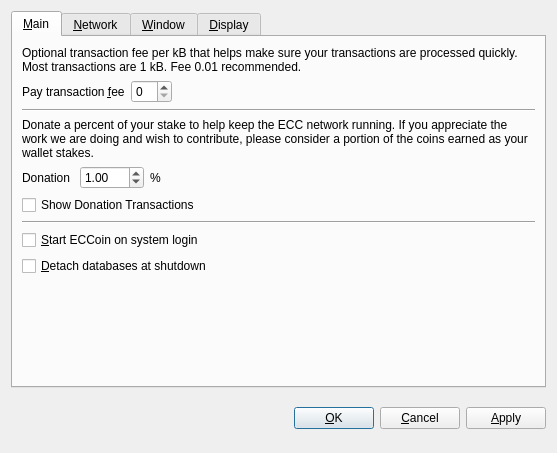
Old version of the form src/qt/forms/optionsdialog.ui in the repository project-ecc/eccoin.
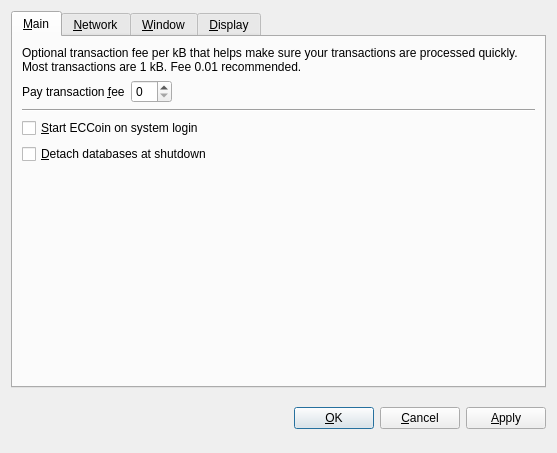
New version of the form. Custom widgets are drawn as their Qt base class.

Diff of the .ui file:
```diff
--- a/src/qt/forms/optionsdialog.ui
+++ b/src/qt/forms/optionsdialog.ui
@@ -30,84 +30,6 @@
        <string>&amp;Main</string>
       </attribute>
       <layout class="QGridLayout" name="gridLayout">
-       <item row="4" column="0">
-        <layout class="QHBoxLayout" name="horizontalLayout">
-         <item>
-          <widget class="QLabel" name="donateLabel">
-           <property name="text">
-            <string>Donation </string>
-           </property>
-          </widget>
-         </item>
-         <item>
-          <widget class="QDoubleSpinBox" name="donation">
-           <property name="maximum">
-            <double>100.000000000000000</double>
-           </property>
-           <property name="singleStep">
-            <double>0.100000000000000</double>
-           </property>
-           <property name="value">
-            <double>1.000000000000000</double>
-           </property>
-          </widget>
-         </item>
-         <item>
-          <widget class="QLabel" name="donatePctLabel">
-           <property name="text">
-            <string>%</string>
-           </property>
-          </widget>
-         </item>
-         <item>
-          <spacer name="horizontalSpacer">
-           <property name="orientation">
-            <enum>Qt::Horizontal</enum>
-           </property>
-           <property name="sizeHint" stdset="0">
-            <size>
-             <width>40</width>
-             <height>20</height>
-            </size>
-           </property>
-          </spacer>
-         </item>
-        </layout>
-       </item>
-       <item row="2" column="0" colspan="2">
-        <widget class="Line" name="line_2">
-         <property name="orientation">
-          <enum>Qt::Horizontal</enum>
-         </property>
-        </widget>
-       </item>
-       <item row="6" column="0" colspan="2">
-        <widget class="Line" name="line_3">
-         <property name="orientation">
-          <enum>Qt::Horizontal</enum>
-         </property>
-        </widget>
-       </item>
-       <item row="8" column="0">
-        <widget class="QCheckBox" name="detachDatabases">
-         <property name="toolTip">
-          <string>Detach block and address databases at shutdown. This means they can be moved to another data directory, but it slows down shutdown. The wallet is always detached.</string>
-         </property>
-         <property name="text">
-          <string>&amp;Detach databases at shutdown</string>
-         </property>
-        </widget>
-       </item>
-       <item row="7" column="0">
-        <widget class="QCheckBox" name="bitcoinAtStartup">
-         <property name="toolTip">
-          <string>Automatically start ECCoin after logging in to the system.</string>
-         </property>
-         <property name="text">
-          <string>&amp;Start ECCoin on system login</string>
-         </property>
-        </widget>
-       </item>
        <item row="1" column="0">
         <layout class="QHBoxLayout" name="horizontalLayout_Main">
          <item>
@@ -141,13 +63,6 @@
          </item>
         </layout>
        </item>
-       <item row="5" column="0">
-        <widget class="QCheckBox" name="showDonationTransactions">
-         <property name="text">
-          <string>Show Donation Transactions</string>
-         </property>
-        </widget>
-       </item>
        <item row="0" column="0" colspan="2">
         <widget class="QLabel" name="transactionFeeInfoLabel">
          <property name="text">
@@ -161,17 +76,7 @@
          </property>
         </widget>
        </item>
-       <item row="3" column="0" colspan="2">
-        <widget class="QLabel" name="donateInfoLabel">
-         <property name="text">
-          <string>Donate a percent of your stake to help keep the ECC network running. If you appreciate the work we are doing and wish to contribute, please consider a portion of the coins earned as your wallet stakes.</string>
-         </property>
-         <property name="wordWrap">
-          <bool>true</bool>
-         </property>
-        </widget>
-       </item>
-       <item row="9" column="0">
+       <item row="5" column="0">
         <spacer name="verticalSpacer_Main">
          <property name="orientation">
           <enum>Qt::Vertical</enum>
@@ -184,6 +89,33 @@
          </property>
         </spacer>
        </item>
+       <item row="4" column="0">
+        <widget class="QCheckBox" name="detachDatabases">
+         <property name="toolTip">
+          <string>Detach block and address databases at shutdown. This means they can be moved to another data directory, but it slows down shutdown. The wallet is always detached.</string>
+         </property>
+         <property name="text">
+          <string>&amp;Detach databases at shutdown</string>
+         </property>
+        </widget>
+       </item>
+       <item row="3" column="0">
+        <widget class="QCheckBox" name="bitcoinAtStartup">
+         <property name="toolTip">
+          <string>Automatically start ECCoin after logging in to the system.</string>
+         </property>
+         <property name="text">
+          <string>&amp;Start ECCoin on system login</string>
+         </property>
+        </widget>
+       </item>
+       <item row="2" column="0" colspan="2">
+        <widget class="Line" name="line_3">
+         <property name="orientation">
+          <enum>Qt::Horizontal</enum>
+         </property>
+        </widget>
+       </item>
       </layout>
      </widget>
      <widget class="QWidget" name="tabNetwork">
```
